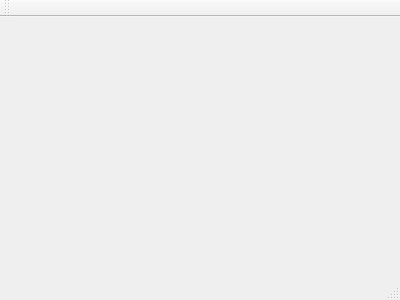
Before: the Qt Designer form mainwindow.ui in Jcrasto/Final-Project, drawn with Qt 5.
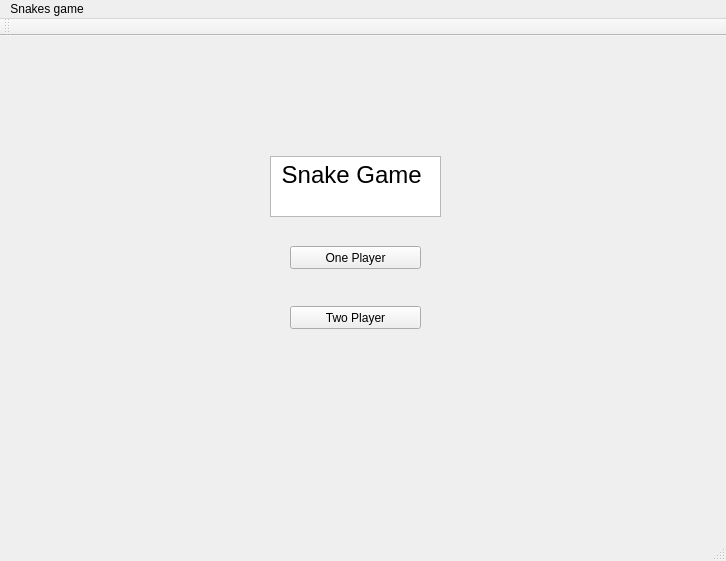
After: the same form once the commit is applied.

Commit message: Created a main window, trying to connect it to a gameboard

```diff
--- a/mainwindow.ui
+++ b/mainwindow.ui
@@ -1,24 +1,113 @@
 <ui version="4.0">
  <class>MainWindow</class>
- <widget class="QMainWindow" name="MainWindow" >
-  <property name="geometry" >
+ <widget class="QMainWindow" name="MainWindow">
+  <property name="geometry">
    <rect>
     <x>0</x>
     <y>0</y>
-    <width>400</width>
-    <height>300</height>
+    <width>726</width>
+    <height>561</height>
    </rect>
   </property>
   <property name="windowTitle" >
    <string>MainWindow</string>
   </property>
-  <widget class="QMenuBar" name="menuBar" />
-  <widget class="QToolBar" name="mainToolBar" />
-  <widget class="QWidget" name="centralWidget" />
-  <widget class="QStatusBar" name="statusBar" />
+  <widget class="QWidget" name="centralWidget">
+   <widget class="QPushButton" name="pushButton">
+    <property name="geometry">
+     <rect>
+      <x>290</x>
+      <y>210</y>
+      <width>131</width>
+      <height>23</height>
+     </rect>
+    </property>
+    <property name="text">
+     <string>One Player</string>
+    </property>
+   </widget>
+   <widget class="QPushButton" name="pushButton_2">
+    <property name="geometry">
+     <rect>
+      <x>290</x>
+      <y>270</y>
+      <width>131</width>
+      <height>23</height>
+     </rect>
+    </property>
+    <property name="text">
+     <string>Two Player</string>
+    </property>
+   </widget>
+   <widget class="QTextEdit" name="textEdit">
+    <property name="geometry">
+     <rect>
+      <x>270</x>
+      <y>120</y>
+      <width>171</width>
+      <height>61</height>
+     </rect>
+    </property>
+    <property name="autoFillBackground">
+     <bool>false</bool>
+    </property>
+    <property name="html">
+     <string>&lt;!DOCTYPE HTML PUBLIC &quot;-//W3C//DTD HTML 4.0//EN&quot; &quot;http://www.w3.org/TR/REC-html40/strict.dtd&quot;&gt;
+&lt;html&gt;&lt;head&gt;&lt;meta name=&quot;qrichtext&quot; content=&quot;1&quot; /&gt;&lt;style type=&quot;text/css&quot;&gt;
+p, li { white-space: pre-wrap; }
+&lt;/style&gt;&lt;/head&gt;&lt;body style=&quot; font-family:'MS Shell Dlg 2'; font-size:8.25pt; font-weight:400; font-style:normal;&quot;&gt;
+&lt;p style=&quot; margin-top:0px; margin-bottom:0px; margin-left:0px; margin-right:0px; -qt-block-indent:0; text-indent:0px;&quot;&gt;&lt;span style=&quot; font-size:18pt;&quot;&gt; Snake Game&lt;/span&gt;&lt;/p&gt;
+&lt;p style=&quot;-qt-paragraph-type:empty; margin-top:0px; margin-bottom:0px; margin-left:0px; margin-right:0px; -qt-block-indent:0; text-indent:0px;&quot;&gt;&lt;br /&gt;&lt;/p&gt;&lt;/body&gt;&lt;/html&gt;</string>
+    </property>
+   </widget>
+   <widget class="QLabel" name="label">
+    <property name="enabled">
+     <bool>true</bool>
+    </property>
+    <property name="geometry">
+     <rect>
+      <x>280</x>
+      <y>330</y>
+      <width>221</width>
+      <height>20</height>
+     </rect>
+    </property>
+    <property name="text">
+     <string> </string>
+    </property>
+   </widget>
+   <zorder>textEdit</zorder>
+   <zorder>label</zorder>
+   <zorder>pushButton</zorder>
+   <zorder>pushButton_2</zorder>
+  </widget>
+  <widget class="QMenuBar" name="menuBar">
+   <property name="geometry">
+    <rect>
+     <x>0</x>
+     <y>0</y>
+     <width>726</width>
+     <height>20</height>
+    </rect>
+   </property>
+   <widget class="QMenu" name="menuSnakes_game">
+    <property name="title">
+     <string>Snakes game</string>
+    </property>
+   </widget>
+   <addaction name="menuSnakes_game"/>
+  </widget>
+  <widget class="QToolBar" name="mainToolBar">
+   <attribute name="toolBarArea">
+    <enum>TopToolBarArea</enum>
+   </attribute>
+   <attribute name="toolBarBreak">
+    <bool>false</bool>
+   </attribute>
+  </widget>
+  <widget class="QStatusBar" name="statusBar"/>
  </widget>
- <layoutDefault spacing="6" margin="11" />
- <pixmapfunction></pixmapfunction>
+ <layoutdefault spacing="6" margin="11"/>
  <resources/>
  <connections/>
 </ui>
```
Left out of the diff: 38 changed lines with no effect on the pictures. The commit also changes 7 other files.
